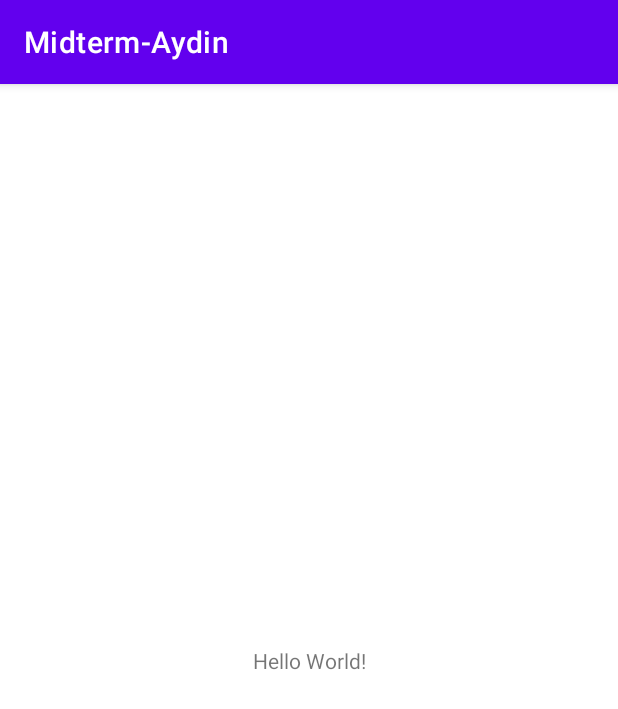
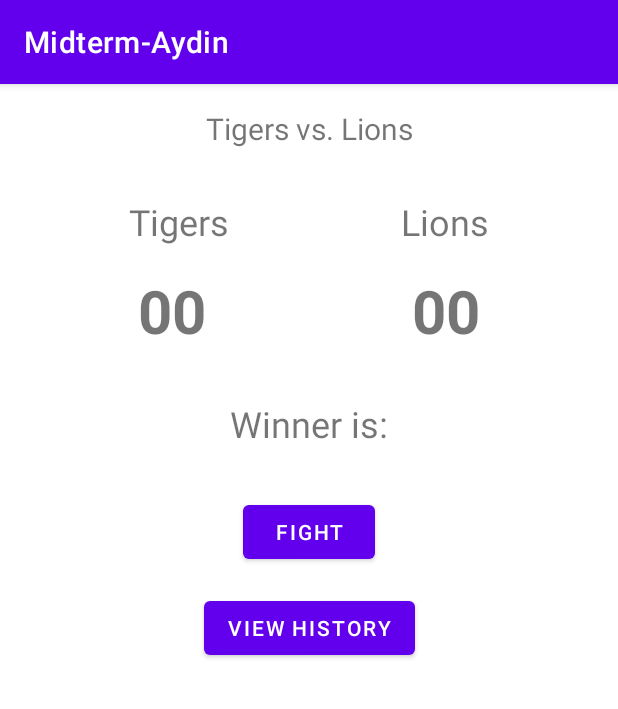
Before and after one commit to aydinbattal/Sports_Teams_Rivalry_App, an Android app: the screen it shows after launch (MainActivity), on a phone screen of 412 x 824 dp. Shown: the top 709 px of the screen. Run offline under Robolectric (Android 15) with nearby library versions, the phone set to English and light mode, and no system bars; 2 statements that could not run were skipped.

Commit message:
Implemented generating scores and calculating the winner.

```diff
--- a/app/src/main/java/com/aydinbattal/midterm_aydin/Screen1Fragment.kt
+++ b/app/src/main/java/com/aydinbattal/midterm_aydin/Screen1Fragment.kt
@@ -5,9 +5,30 @@ import androidx.fragment.app.Fragment
 import android.view.LayoutInflater
 import android.view.View
 import android.view.ViewGroup
+import androidx.fragment.app.viewModels
+import com.aydinbattal.midterm_aydin.databinding.FragmentScreen1Binding
+import com.aydinbattal.midterm_aydin.viewmodels.Screen1ViewModel
+import com.aydinbattal.midterm_aydin.viewmodels.Screen1ViewModelFactory
+
 
 class Screen1Fragment : Fragment(R.layout.fragment_screen1) {
+
+    // view model
+    private val vm:Screen1ViewModel by viewModels{
+        Screen1ViewModelFactory()
+    }
+
     override fun onViewCreated(view: View, savedInstanceState: Bundle?) {
         super.onViewCreated(view, savedInstanceState)
+
+        // initialize the variable
+        val binding = FragmentScreen1Binding.bind(view)
+
+        binding.btnFight.setOnClickListener{
+            vm.generateScores(binding.tvTeam1.text.toString(), binding.tvTeam2.text.toString())
+            binding.tvResult.text = "Winner is: " + vm.winner
+            binding.tvScore1.text = vm.team1Score.toString()
+            binding.tvScore2.text = vm.team2Score.toString()
+        }
     }
 }
--- a/app/src/main/res/layout/activity_main.xml
+++ b/app/src/main/res/layout/activity_main.xml
@@ -6,13 +6,13 @@
     android:layout_height="match_parent"
     tools:context=".MainActivity">
 
-    <TextView
-        android:layout_width="wrap_content"
-        android:layout_height="wrap_content"
-        android:text="Hello World!"
-        app:layout_constraintBottom_toBottomOf="parent"
-        app:layout_constraintLeft_toLeftOf="parent"
-        app:layout_constraintRight_toRightOf="parent"
-        app:layout_constraintTop_toTopOf="parent" />
+    <androidx.fragment.app.FragmentContainerView
+        android:id="@+id/fragmentHost"
+        android:name="androidx.navigation.fragment.NavHostFragment"
+        app:defaultNavHost="true"
+        app:navGraph="@navigation/nav_graph"
+
+        android:layout_width="match_parent"
+        android:layout_height="match_parent" />
 
 </androidx.constraintlayout.widget.ConstraintLayout>
--- a/app/src/main/res/layout/fragment_screen1.xml
+++ b/app/src/main/res/layout/fragment_screen1.xml
@@ -50,7 +50,7 @@
         android:layout_marginStart="8dp"
         android:layout_marginTop="8dp"
         android:layout_marginEnd="8dp"
-        android:text="Team 1 vs. Team 2"
+        android:text="Tigers vs. Lions"
         android:textSize="20sp"
         app:layout_constraintEnd_toEndOf="parent"
         app:layout_constraintStart_toStartOf="parent"
@@ -62,7 +62,7 @@
         android:layout_height="wrap_content"
         android:layout_marginStart="78dp"
         android:layout_marginTop="32dp"
-        android:text="Team 1"
+        android:text="Tigers"
         android:textSize="24sp"
         app:layout_constraintStart_toStartOf="parent"
         app:layout_constraintTop_toBottomOf="@+id/tvMatchTitle" />
@@ -73,7 +73,7 @@
         android:layout_height="wrap_content"
         android:layout_marginTop="32dp"
         android:layout_marginEnd="78dp"
-        android:text="Team 2"
+        android:text="Lions"
         android:textSize="24sp"
         app:layout_constraintEnd_toEndOf="parent"
         app:layout_constraintTop_toBottomOf="@+id/tvMatchTitle" />
@@ -82,10 +82,10 @@
         android:id="@+id/tvScore1"
         android:layout_width="wrap_content"
         android:layout_height="wrap_content"
-        android:layout_marginStart="100dp"
+        android:layout_marginStart="84dp"
         android:layout_marginTop="16dp"
-        android:text="0"
-        android:textSize="50sp"
+        android:text="00"
+        android:textSize="40sp"
         android:textStyle="bold"
         app:layout_constraintStart_toStartOf="parent"
         app:layout_constraintTop_toBottomOf="@+id/tvTeam1" />
@@ -95,9 +95,9 @@
         android:layout_width="wrap_content"
         android:layout_height="wrap_content"
         android:layout_marginTop="16dp"
-        android:layout_marginEnd="100dp"
-        android:text="0"
-        android:textSize="50sp"
+        android:layout_marginEnd="84dp"
+        android:text="00"
+        android:textSize="40sp"
         android:textStyle="bold"
         app:layout_constraintEnd_toEndOf="parent"
         app:layout_constraintTop_toBottomOf="@+id/tvTeam2" />
--- /dev/null
+++ b/app/src/main/res/navigation/nav_graph.xml
@@ -0,0 +1,22 @@
+<?xml version="1.0" encoding="utf-8"?>
+<navigation xmlns:android="http://schemas.android.com/apk/res/android"
+    xmlns:app="http://schemas.android.com/apk/res-auto"
+    xmlns:tools="http://schemas.android.com/tools"
+    android:id="@+id/nav_graph"
+    app:startDestination="@id/screen1Fragment">
+
+    <fragment
+        android:id="@+id/screen1Fragment"
+        android:name="com.aydinbattal.midterm_aydin.Screen1Fragment"
+        android:label="fragment_screen1"
+        tools:layout="@layout/fragment_screen1" >
+        <action
+            android:id="@+id/action_screen1Fragment_to_screen2Fragment"
+            app:destination="@id/screen2Fragment" />
+    </fragment>
+    <fragment
+        android:id="@+id/screen2Fragment"
+        android:name="com.aydinbattal.midterm_aydin.Screen2Fragment"
+        android:label="fragment_screen2"
+        tools:layout="@layout/fragment_screen2" />
+</navigation>
```
Also changed, not shown: app/build.gradle (+11 -0 lines), app/src/main/java/com/aydinbattal/midterm_aydin/viewmodels/Screen1ViewModel.kt (added, +30 -0 lines), app/src/main/java/com/aydinbattal/midterm_aydin/viewmodels/Screen1ViewModelFactory.kt (added, +19 -0 lines), build.gradle (+14 -0 lines).
